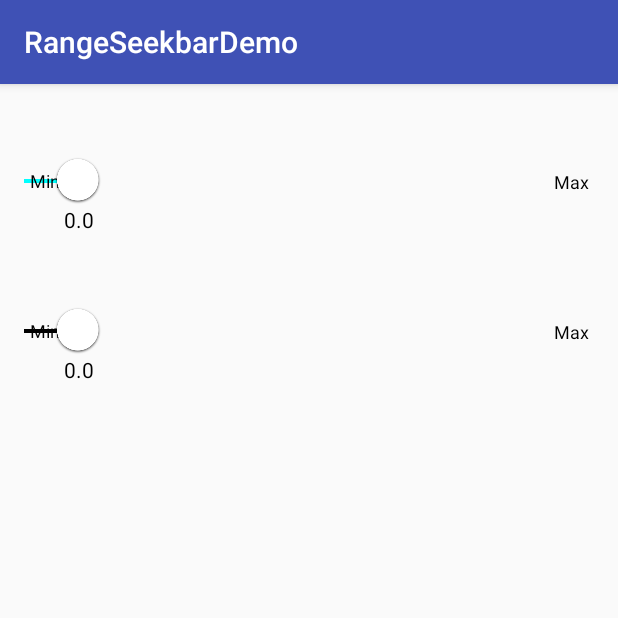
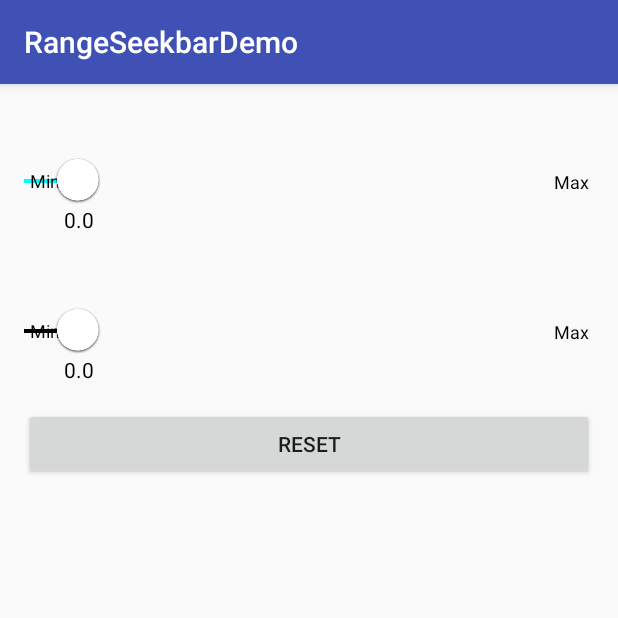
Before and after one commit to Everseat/RangeSeekbar, an Android app: the screen it shows after launch (MainActivity), on a phone screen of 412 x 824 dp, the top half of it. Run offline under Robolectric (Android 15) with nearby library versions, the phone set to English and light mode, and no system bars.

Commit message:
Update demo

```diff
--- a/demo/src/main/java/com/everseat/rangeseekbar/demo/MainActivity.java
+++ b/demo/src/main/java/com/everseat/rangeseekbar/demo/MainActivity.java
@@ -2,11 +2,28 @@ package com.everseat.rangeseekbar.demo;
 
 import android.os.Bundle;
 import android.support.v7.app.AppCompatActivity;
+import android.view.View;
+import android.widget.Button;
+
+import com.everseat.rangeseekbar.RangeSeekbar;
+import com.everseat.rangeseekbar.Seekbar;
 
 public class MainActivity extends AppCompatActivity {
   @Override
   protected void onCreate(Bundle savedInstanceState) {
     super.onCreate(savedInstanceState);
     setContentView(R.layout.activity_main);
+
+    final RangeSeekbar rangeSeekbar = (RangeSeekbar) findViewById(R.id.range_seekbar);
+    final Seekbar seekbar = (Seekbar) findViewById(R.id.seekbar);
+    Button resetButton = (Button) findViewById(R.id.reset_button);
+
+    resetButton.setOnClickListener(new View.OnClickListener() {
+      @Override
+      public void onClick(View v) {
+        seekbar.setCurrentValue(0);
+        rangeSeekbar.setCurrentRange(0, 1);
+      }
+    });
   }
 }
--- a/demo/src/main/res/layout/activity_main.xml
+++ b/demo/src/main/res/layout/activity_main.xml
@@ -1,11 +1,10 @@
 <?xml version="1.0" encoding="utf-8"?>
-<LinearLayout
-  xmlns:android="http://schemas.android.com/apk/res/android"
+<LinearLayout xmlns:android="http://schemas.android.com/apk/res/android"
+  xmlns:app="http://schemas.android.com/apk/res-auto"
   xmlns:tools="http://schemas.android.com/tools"
-  xmlns:app="http://schemas.android.com/apk/res-auto"
-  android:orientation="vertical"
   android:layout_width="match_parent"
   android:layout_height="match_parent"
+  android:orientation="vertical"
   android:paddingBottom="@dimen/activity_vertical_margin"
   android:paddingLeft="@dimen/activity_horizontal_margin"
   android:paddingRight="@dimen/activity_horizontal_margin"
@@ -16,13 +15,19 @@
     android:id="@+id/range_seekbar"
     android:layout_width="match_parent"
     android:layout_height="100dp"
-    app:trackFillColor="#00FFFF"/>
+    app:trackFillColor="#00FFFF" />
 
   <com.everseat.rangeseekbar.Seekbar
     android:id="@+id/seekbar"
     android:layout_width="match_parent"
     android:layout_height="100dp"
-    app:trackFillColor="#00FFFF"/>
+    app:trackFillColor="#00FFFF" />
+
+  <Button
+    android:id="@+id/reset_button"
+    android:layout_width="match_parent"
+    android:layout_height="wrap_content"
+    android:text="Reset" />
 
 
 </LinearLayout>
```
